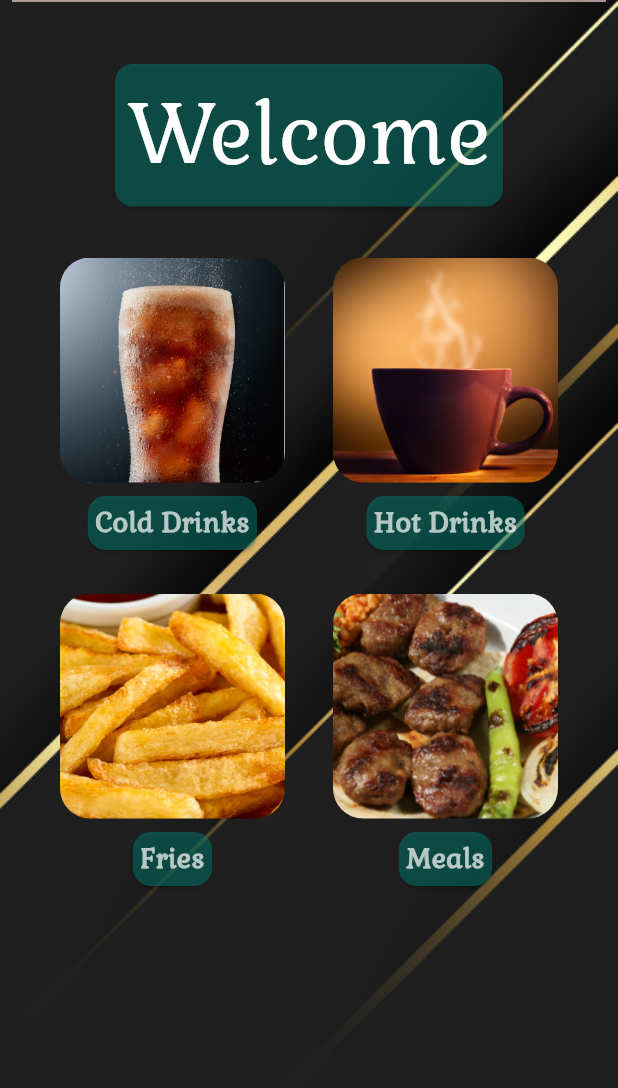
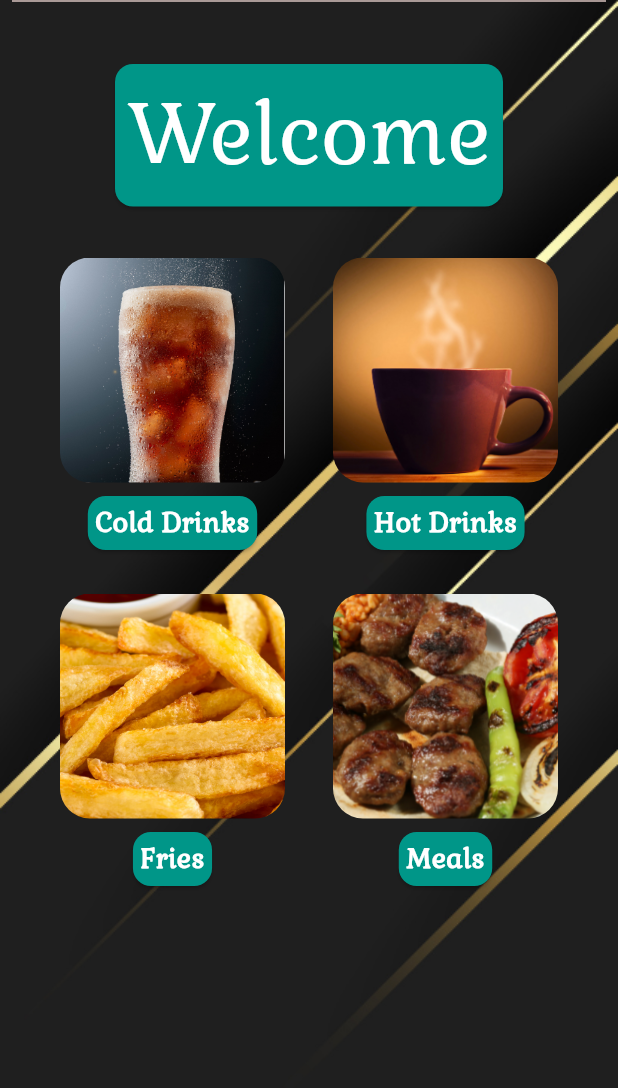
Before and after one commit to resulcay/cafe_qr_menu, a Flutter app: the screen it shows after launch, on a phone screen of 412 x 824 dp, the part 143-1231 px from its top. Run offline on Flutter 3.47's test engine with Material 2 defaults, Android fonts, the phone set to English and light mode, and no system bars; our stand-ins replace easy_localization, flutter_svg; statements that could not run were skipped.

Commit message:
opacity changed

```diff
--- a/lib/components/category_widget.dart
+++ b/lib/components/category_widget.dart
@@ -31,13 +31,13 @@ class CategoryWidget extends StatelessWidget {
         Padding(
           padding: const EdgeInsets.all(5),
           child: Card(
-            color: ColorConstants.transparentTeal.withOpacity(.4),
+            color: ColorConstants.transparentTeal,
             child: Padding(
               padding: const EdgeInsets.all(5),
               child: Text(
                 category,
                 style: const TextStyle(
-                  color: Colors.white70,
+                  color: ColorConstants.pureWhite,
                   fontSize: 18,
                   fontWeight: FontWeight.bold,
                 ),
--- a/lib/components/welcome_card.dart
+++ b/lib/components/welcome_card.dart
@@ -12,7 +12,7 @@ class WelcomeCard extends StatelessWidget {
   @override
   Widget build(BuildContext context) {
     return Card(
-      color: ColorConstants.transparentTeal.withOpacity(.4),
+      color: ColorConstants.transparentTeal,
       child: Padding(
         padding: const EdgeInsets.all(8.0),
         child: Text(
```
